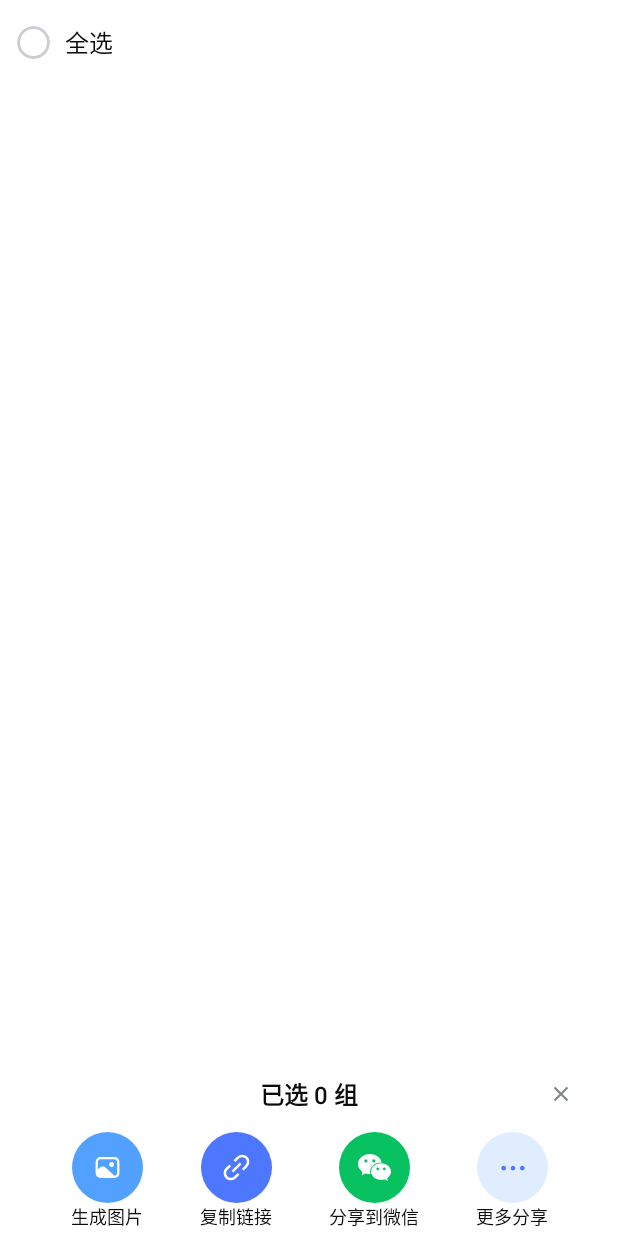
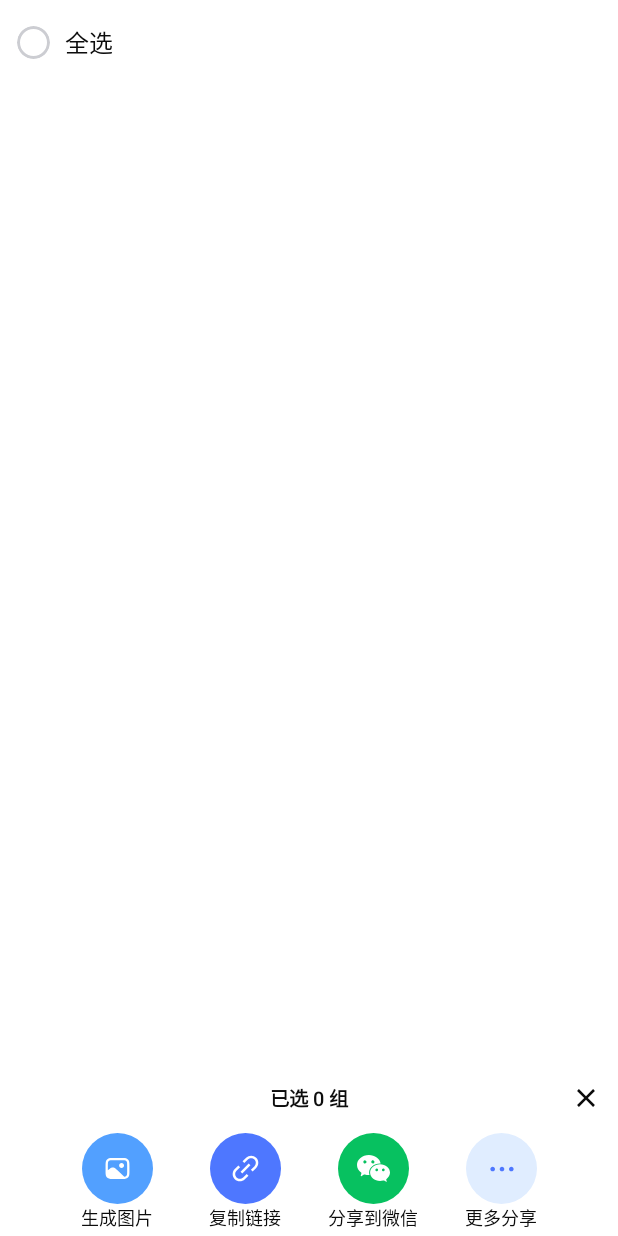
Before and after one commit to Stickerbug/ds-api-chat, an Android app built with Jetpack Compose: the composable SharePage called with empty values, on a phone screen of 412 x 824 dp. Run offline under Robolectric (Android 15) with nearby library versions, the phone set to English and light mode, and no system bars.

Commit message:
1.0.4: 分享页按官方截图逐像素校准（圆钮中心距 85dp、图标尺寸、标题/关闭键字号颜色）

```diff
--- a/app/src/main/java/io/github/stickerbug/dsapichat/ui/chat/SharePage.kt
+++ b/app/src/main/java/io/github/stickerbug/dsapichat/ui/chat/SharePage.kt
@@ -165,14 +165,13 @@ internal fun SharePage(
         ) {
             Box(Modifier.fillMaxWidth(), contentAlignment = Alignment.TopCenter) {
             Column(
-                modifier = (if (wideContent) Modifier.width(500.dp) else Modifier.fillMaxWidth())
-                    .padding(horizontal = 22.dp)
+                modifier = if (wideContent) Modifier.width(500.dp) else Modifier.fillMaxWidth()
             ) {
-            Spacer(Modifier.height(22.7.dp))
-            Box(modifier = Modifier.fillMaxWidth().height(51.3.dp)) {
+            Spacer(Modifier.height(34.7.dp))
+            Box(modifier = Modifier.fillMaxWidth().height(47.4.dp)) {
                 Text(
                     text = "已选 " + selected.size + " 组",
-                    fontSize = 16.sp,
+                    fontSize = 13.sp,
                     fontWeight = FontWeight.SemiBold,
                     color = c.textPrimary,
                     modifier = Modifier.align(Alignment.Center)
@@ -182,16 +181,17 @@ internal fun SharePage(
                     contentDescription = "关闭",
                     modifier = Modifier
                         .align(Alignment.CenterEnd)
+                        .padding(end = 5.dp)
                         .size(32.dp)
                         .clickable(onClick = onClose)
-                        .padding(7.dp),
-                    tint = c.textSecondary
+                        .padding(5.dp),
+                    tint = c.textPrimary
                 )
             }
             Row(
                 modifier = Modifier
                     .fillMaxWidth(),
-                horizontalArrangement = Arrangement.spacedBy(37.7.dp, Alignment.CenterHorizontally)
+                horizontalArrangement = Arrangement.Center
             ) {
                 ShareActionButton(
                     label = "生成图片",
@@ -257,7 +257,7 @@ internal fun SharePage(
                     context.startActivity(Intent.createChooser(send, "分享"))
                 }
             }
-            Spacer(Modifier.height(4.3.dp))
+            Spacer(Modifier.height(3.6.dp))
             }
             }
         }
@@ -297,7 +297,7 @@ private fun ShareActionButton(
     onClick: () -> Unit
 ) {
     val c = Ds.color
-    Column(horizontalAlignment = Alignment.CenterHorizontally) {
+    Column(modifier = Modifier.width(85.dp), horizontalAlignment = Alignment.CenterHorizontally) {
         Box(
             modifier = Modifier
                 .size(47.3.dp)
@@ -314,7 +314,7 @@ private fun ShareActionButton(
             )
         }
         Spacer(Modifier.height(0.dp))
-        Text(text = label, fontSize = 12.sp, color = c.textPrimary)
+        Text(text = label, fontSize = 12.sp, color = c.textPrimary, maxLines = 1, softWrap = false)
     }
 }
 
```
Also changed, not shown: 1 other file.
